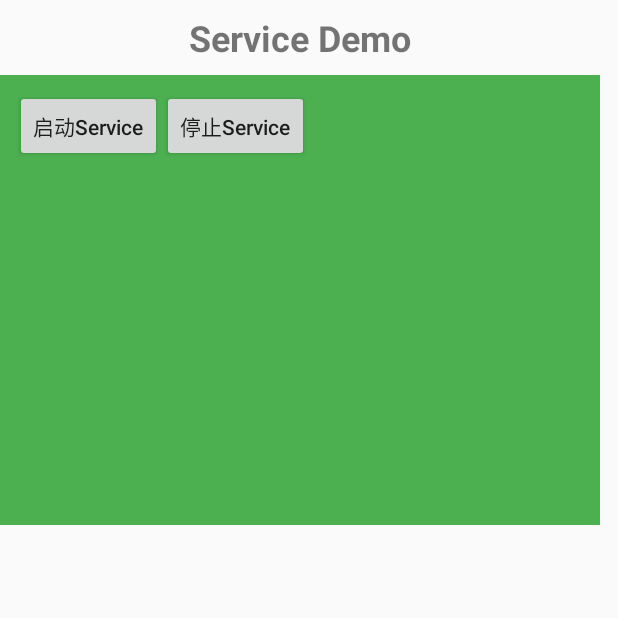
After one commit to lei2350934xj/AndroidLearning, an Android app: the ServiceView screen opened directly, with no data from a screen before it, on a phone screen of 412 x 824 dp, the top half of it. The commit adds this screen. Run offline under Robolectric (Android 15) with nearby library versions, the phone set to English and light mode, and no system bars.

Commit message:
Service简单使用(StartService),注意需要在Manifest中注册

```diff
--- a/app/src/main/AndroidManifest.xml
+++ b/app/src/main/AndroidManifest.xml
@@ -57,6 +57,10 @@
         <activity android:name=".ActivityCommunicate"></activity>
         <activity android:name=".ActivityCommunicateSub"></activity>
         <activity android:name=".DrawerLayoutDisplay"></activity>
+        <activity android:name=".ServiceView"></activity>
+
+        <!--    除了Activity以外 Service也必须在Manifest中注册才能使用    -->
+        <service android:name=".ServiceDisplay"></service>
     </application>
 
 </manifest>
--- /dev/null
+++ b/app/src/main/java/com/example/helloworld/ServiceView.java
@@ -0,0 +1,24 @@
+package com.example.helloworld;
+
+import android.app.Activity;
+import android.content.Intent;
+import android.os.Bundle;
+import android.view.View;
+
+public class ServiceView extends Activity {
+    @Override
+    protected void onCreate(Bundle savedInstanceState) {
+        super.onCreate(savedInstanceState);
+        setContentView(R.layout.activity_service);
+    }
+    // Method to start the service
+    public void startService(View view) {
+        startService(new Intent(getBaseContext(), ServiceDisplay.class));
+    }
+
+    // Method to stop the service
+    public void stopService(View view) {
+        stopService(new Intent(getBaseContext(), ServiceDisplay.class));
+    }
+
+}
--- /dev/null
+++ b/app/src/main/res/layout/activity_service.xml
@@ -0,0 +1,44 @@
+<?xml version="1.0" encoding="utf-8"?>
+<LinearLayout xmlns:android="http://schemas.android.com/apk/res/android"
+    xmlns:tools="http://schemas.android.com/tools"
+    android:layout_width="match_parent"
+    android:layout_height="match_parent"
+    android:orientation="vertical"
+    tools:context=".MainActivity">
+    <TextView
+        android:layout_width="400dp"
+        android:layout_height="50dp"
+        android:textSize="24sp"
+        android:textStyle="bold"
+        android:textAlignment="center"
+        android:gravity="center"
+        android:text="Service Demo"
+        />
+
+    <LinearLayout
+        android:id="@+id/service_ll_1"
+        android:layout_width="400dp"
+        android:layout_height="300dp"
+        android:background="#4CAF50"
+        android:padding="10dp"
+        android:orientation="horizontal" >
+
+        <Button
+            android:id="@+id/btn_service_start"
+            android:layout_width="wrap_content"
+            android:layout_height="wrap_content"
+            android:textAllCaps="false"
+            android:onClick="startService"
+            android:text="启动Service"/>
+        <Button
+            android:id="@+id/btn_bluetooth_off"
+            android:layout_width="wrap_content"
+            android:layout_height="wrap_content"
+            android:textAllCaps="false"
+            android:onClick="stopService"
+            android:text="停止Service"/>
+
+
+    </LinearLayout>
+
+</LinearLayout>
```
Also changed, not shown: app/src/main/java/com/example/helloworld/MainActivity.java (+7 -0 lines), app/src/main/java/com/example/helloworld/ServiceDisplay.java (added, +35 -0 lines).
